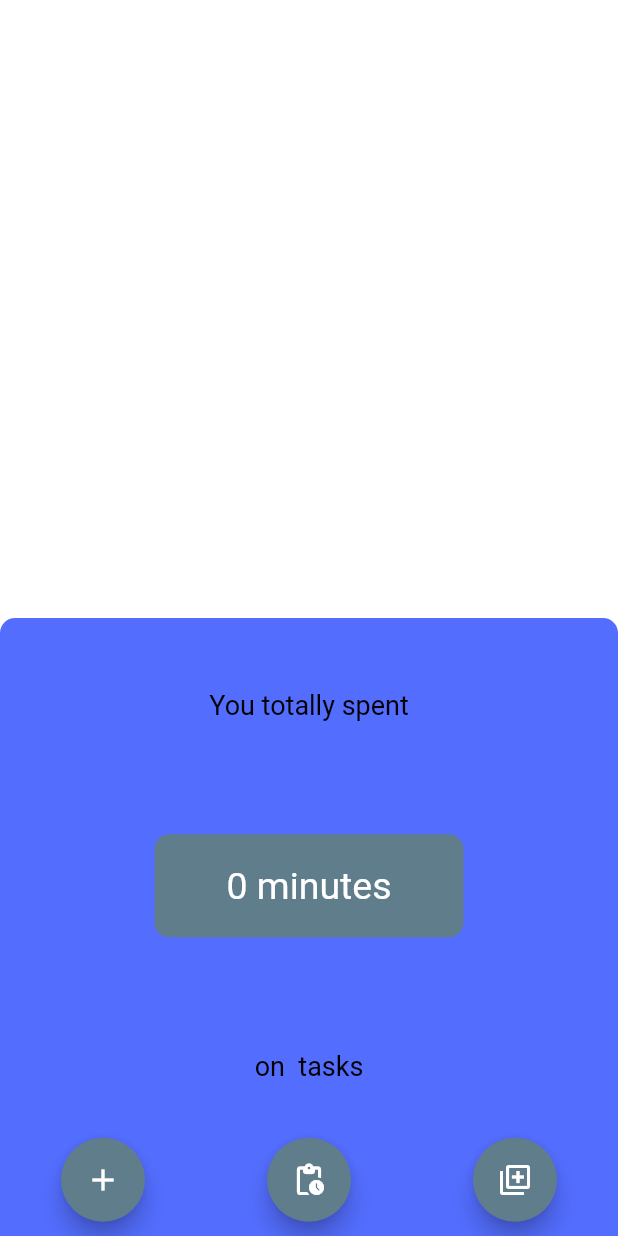
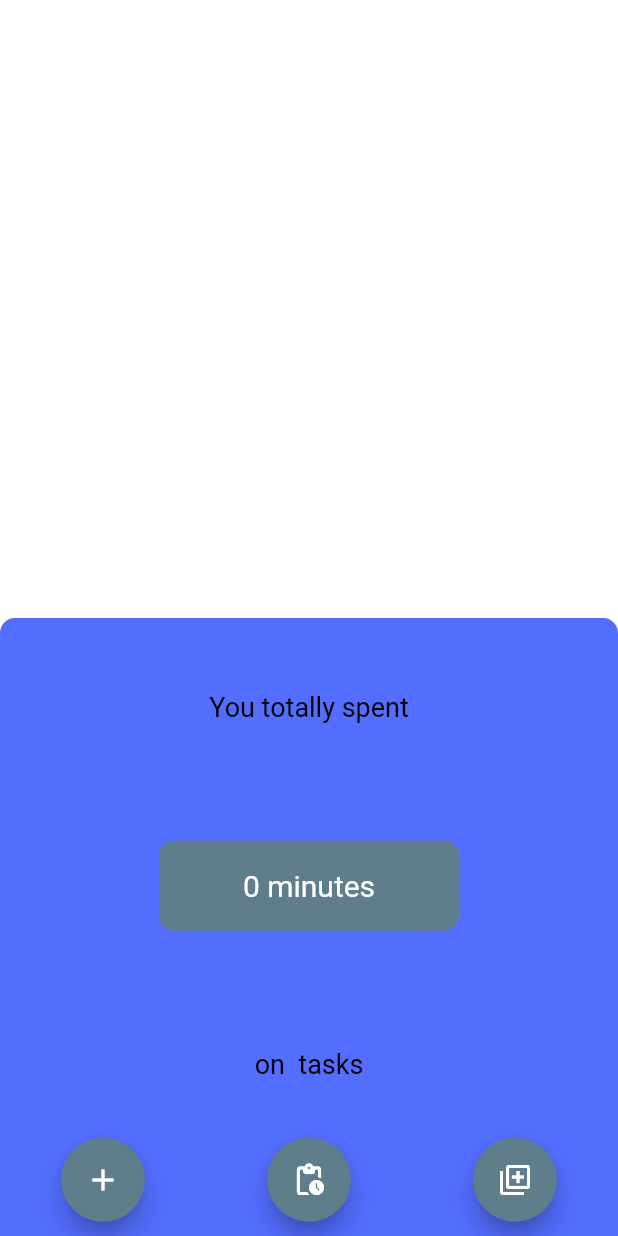
Before and after one commit to egemenongel/todeer, a Flutter app: the ReportWidget screen opened directly with empty values, on a phone screen of 412 x 824 dp. Run offline on Flutter 3.47's test engine with Material 2 defaults, Android fonts, the phone set to English and light mode, and no system bars; our stand-ins replace cloud_firestore, firebase_auth, firebase_core, flutter_slidable; accounts and stored records are empty.

Commit message:
Update report UI

```diff
--- a/lib/widgets/report_widget.dart
+++ b/lib/widgets/report_widget.dart
@@ -22,7 +22,9 @@ class ReportWidget extends StatelessWidget {
       body: Align(
         alignment: Alignment.bottomCenter,
         child: Container(
-          height: displayHeight(context) / 2,
+          height: displayHeight(context) < displayWidth(context)
+              ? displayHeight(context)
+              : displayHeight(context) / 2,
           width: displayWidth(context),
           decoration: const BoxDecoration(
             color: Colors.indigoAccent,
@@ -48,8 +50,8 @@ class ReportWidget extends StatelessWidget {
               ),
               Container(
                 padding: const EdgeInsets.all(10),
-                height: displayWidth(context) / 6,
-                width: displayWidth(context) / 2,
+                height: 60.0,
+                width: 200.0,
                 decoration: BoxDecoration(
                     color: Colors.blueGrey,
                     borderRadius: BorderRadius.circular(
@@ -60,7 +62,7 @@ class ReportWidget extends StatelessWidget {
                     "${context.read<TaskListManager>().total} minutes",
                     style: const TextStyle(
                       color: Colors.white,
-                      fontSize: 25.0,
+                      fontSize: 20.0,
                     ),
                   ),
                 ),
@@ -86,7 +88,9 @@ class ReportWidget extends StatelessWidget {
               ),
               // Text("on $title tasks"),
               Container(
-                height: bottomBar(context),
+                height: displayHeight(context) < displayWidth(context)
+                    ? displayWidth(context) / 16
+                    : bottomBar(context),
                 decoration: const BoxDecoration(
                   borderRadius: BorderRadius.only(
                       topLeft: Radius.circular(10),
```
